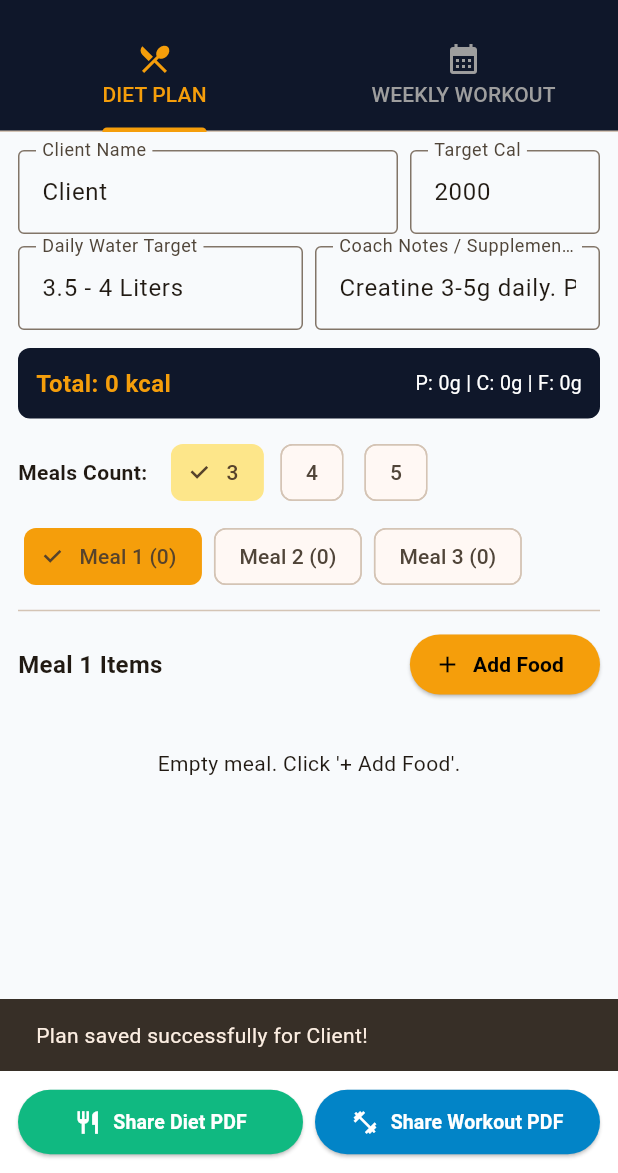
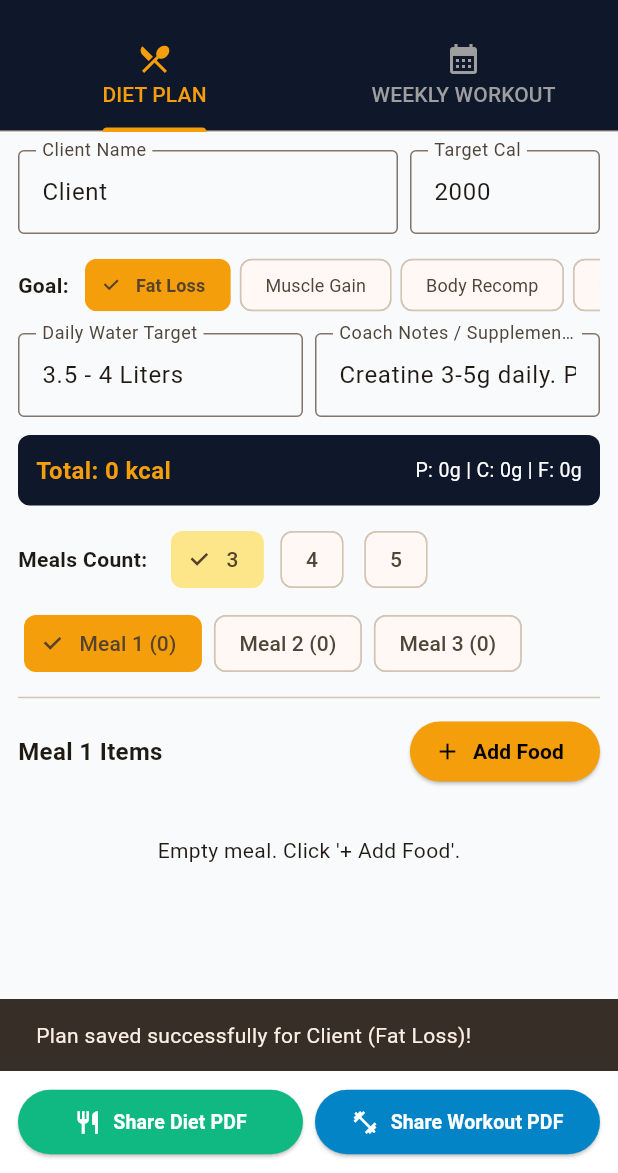
Before and after one commit to Rahul6051276/fitwithRahul-, a Flutter app: the screen it shows after launch, after a tap on the "save" icon, on a phone screen of 412 x 824 dp, the part 63-1236 px from its top. Run offline on Flutter 3.47's test engine with Material 3 defaults, Android fonts, the phone set to English and light mode, and no system bars; our stand-ins replace pdf, share_plus, shared_preferences.

Commit message:
Add fitness goal selection and update client plan

```diff
--- a/lib/planner_screen.dart
+++ b/lib/planner_screen.dart
@@ -18,6 +18,9 @@ class _PlannerScreenState extends State<PlannerScreen> with SingleTickerProvider
   final TextEditingController _targetCalController = TextEditingController(text: "2000");
   final TextEditingController _waterController = TextEditingController(text: "3.5 - 4 Liters");
   final TextEditingController _notesController = TextEditingController(text: "Creatine 3-5g daily. Progressive Overload prioritize karein.");
+
+  String _fitnessGoal = 'Fat Loss';
+  final List<String> _goalsList = ['Fat Loss', 'Muscle Gain', 'Body Recomp', 'Maintenance'];
 
   int _mealsCount = 3;
   int _activeMealIndex = 1;
@@ -58,6 +61,7 @@ class _PlannerScreenState extends State<PlannerScreen> with SingleTickerProvider
 
     final clientPlan = SavedClientPlan(
       clientName: clientName,
+      fitnessGoal: _fitnessGoal,
       targetCalories: double.tryParse(_targetCalController.text) ?? 2000,
       waterIntake: _waterController.text,
       coachNotes: _notesController.text,
@@ -75,7 +79,7 @@ class _PlannerScreenState extends State<PlannerScreen> with SingleTickerProvider
 
     if (mounted) {
       ScaffoldMessenger.of(context).showSnackBar(
-        SnackBar(content: Text("Plan saved successfully for $clientName!")),
+        SnackBar(content: Text("Plan saved successfully for $clientName ($_fitnessGoal)!")),
       );
     }
   }
@@ -116,6 +120,7 @@ class _PlannerScreenState extends State<PlannerScreen> with SingleTickerProvider
                           final saved = SavedClientPlan.fromJson(jsonDecode(raw));
                           setState(() {
                             _clientNameController.text = saved.clientName;
+                            _fitnessGoal = saved.fitnessGoal;
                             _targetCalController.text = saved.targetCalories.toStringAsFixed(0);
                             _waterController.text = saved.waterIntake;
                             _notesController.text = saved.coachNotes;
@@ -134,7 +139,6 @@ class _PlannerScreenState extends State<PlannerScreen> with SingleTickerProvider
     );
   }
 
-  // --- DIALOG: CREATE CUSTOM FOOD DIRECTLY IN APP ---
   void _showCreateFoodDialog(VoidCallback onDone) {
     final nameCtrl = TextEditingController();
     final calCtrl = TextEditingController();
@@ -150,7 +154,7 @@ class _PlannerScreenState extends State<PlannerScreen> with SingleTickerProvider
           child: Column(
             mainAxisSize: MainAxisSize.min,
             children: [
-              TextField(controller: nameCtrl, decoration: const InputDecoration(labelText: "Food Name (e.g. Sattu Drink)")),
+              TextField(controller: nameCtrl, decoration: const InputDecoration(labelText: "Food Name")),
               TextField(controller: calCtrl, keyboardType: TextInputType.number, decoration: const InputDecoration(labelText: "Calories per 100g")),
               TextField(controller: proCtrl, keyboardType: TextInputType.number, decoration: const InputDecoration(labelText: "Protein (g) per 100g")),
               TextField(controller: carbCtrl, keyboardType: TextInputType.number, decoration: const InputDecoration(labelText: "Carbs (g) per 100g")),
@@ -186,7 +190,6 @@ class _PlannerScreenState extends State<PlannerScreen> with SingleTickerProvider
     );
   }
 
-  // --- DIALOG: CREATE CUSTOM EXERCISE DIRECTLY IN APP ---
   void _showCreateExerciseDialog(VoidCallback onDone) {
     final nameCtrl = TextEditingController();
     final setsCtrl = TextEditingController(text: "3");
@@ -486,6 +489,35 @@ class _PlannerScreenState extends State<PlannerScreen> with SingleTickerProvider
                   ),
                 ],
               ),
+              const SizedBox(height: 10),
+              // FITNESS GOAL SELECTOR
+              Row(
+                children: [
+                  const Text("Goal: ", style: TextStyle(fontWeight: FontWeight.bold, fontSize: 14)),
+                  const SizedBox(width: 4),
+                  Expanded(
+                    child: SingleChildScrollView(
+                      scrollDirection: Axis.horizontal,
+                      child: Row(
+                        children: _goalsList.map((g) {
+                          final isSelected = _fitnessGoal == g;
+                          return Padding(
+                            padding: const EdgeInsets.symmetric(horizontal: 3),
+                            child: ChoiceChip(
+                              label: Text(g, style: TextStyle(fontSize: 12, fontWeight: isSelected ? FontWeight.bold : FontWeight.normal)),
+                              selected: isSelected,
+                              selectedColor: const Color(0xFFF59E0B),
+                              onSelected: (val) {
+                                if (val) setState(() => _fitnessGoal = g);
+                              },
+                            ),
+                          );
+                        }).toList(),
+                      ),
+                    ),
+                  ),
+                ],
+              ),
               const SizedBox(height: 8),
               Row(
                 children: [
@@ -578,7 +610,11 @@ class _PlannerScreenState extends State<PlannerScreen> with SingleTickerProvider
                   child: Center(child: Text("Empty meal. Click '+ Add Food'.")),
                 )
               else
-                ...activeMealItems.map((entry) => Card(
+                ...activeMealItems.asMap().entries.map((entryMap) {
+                  final idx = entryMap.key;
+                  final entry = entryMap.value;
+                  return Card(
+                    key: ValueKey('meal_${_activeMealIndex}_item_${entry.food.id}_${entry.quantity}_$idx'),
                     child: Padding(
                       padding: const EdgeInsets.all(8.0),
                       child: Row(
@@ -591,14 +627,17 @@ class _PlannerScreenState extends State<PlannerScreen> with SingleTickerProvider
                               crossAxisAlignment: CrossAxisAlignment.start,
                               children: [
                                 Text(entry.food.name, style: const TextStyle(fontWeight: FontWeight.bold)),
-                                  Text("${entry.totalCalories.toStringAsFixed(0)} kcal (P:${entry.totalProtein.toStringAsFixed(0)}g C:${entry.totalCarbs.toStringAsFixed(0)}g F:${entry.totalFats.toStringAsFixed(0)}g)",
-                                      style: const TextStyle(fontSize: 11, color: Colors.grey)),
+                                Text(
+                                  "${entry.totalCalories.toStringAsFixed(0)} kcal (P:${entry.totalProtein.toStringAsFixed(0)}g C:${entry.totalCarbs.toStringAsFixed(0)}g F:${entry.totalFats.toStringAsFixed(0)}g)",
+                                  style: const TextStyle(fontSize: 11, color: Colors.grey),
+                                ),
                               ],
                             ),
                           ),
                           SizedBox(
-                              width: 50,
+                            width: 55,
                             child: TextFormField(
+                              key: ValueKey('input_${entry.food.id}_${entry.quantity}'),
                               initialValue: entry.quantity.toStringAsFixed(0),
                               keyboardType: TextInputType.number,
                               decoration: const InputDecoration(isDense: true),
@@ -624,7 +663,8 @@ class _PlannerScreenState extends State<PlannerScreen> with SingleTickerProvider
                         ],
                       ),
                     ),
-                    )),
+                  );
+                }),
             ],
           ),
 
@@ -679,7 +719,11 @@ class _PlannerScreenState extends State<PlannerScreen> with SingleTickerProvider
                   ),
                 )
               else
-                ...activeDayWorkouts.map((ex) => Card(
+                ...activeDayWorkouts.asMap().entries.map((entryMap) {
+                  final idx = entryMap.key;
+                  final ex = entryMap.value;
+                  return Card(
+                    key: ValueKey('workout_${_activeWorkoutDay}_${ex.id}_$idx'),
                     child: Padding(
                       padding: const EdgeInsets.all(8.0),
                       child: Row(
@@ -697,6 +741,7 @@ class _PlannerScreenState extends State<PlannerScreen> with SingleTickerProvider
                           SizedBox(
                             width: 45,
                             child: TextFormField(
+                              key: ValueKey('ex_set_${ex.id}_${ex.sets}'),
                               initialValue: ex.sets.toString(),
                               keyboardType: TextInputType.number,
                               decoration: const InputDecoration(labelText: "Sets", isDense: true),
@@ -707,6 +752,7 @@ class _PlannerScreenState extends State<PlannerScreen> with SingleTickerProvider
                           SizedBox(
                             width: 80,
                             child: TextFormField(
+                              key: ValueKey('ex_rep_${ex.id}_${ex.reps}'),
                               initialValue: ex.reps,
                               decoration: const InputDecoration(labelText: "Reps/Dur", isDense: true),
                               onChanged: (v) => ex.reps = v,
@@ -719,7 +765,8 @@ class _PlannerScreenState extends State<PlannerScreen> with SingleTickerProvider
                         ],
                       ),
                     ),
-                    )),
+                  );
+                }),
             ],
           ),
         ],
@@ -740,6 +787,7 @@ class _PlannerScreenState extends State<PlannerScreen> with SingleTickerProvider
                 onPressed: () async {
                   await PdfService.shareDietPdf(
                     clientName: _clientNameController.text.trim().isEmpty ? "Client" : _clientNameController.text.trim(),
+                    fitnessGoal: _fitnessGoal,
                     targetCalories: double.tryParse(_targetCalController.text) ?? 2000,
                     waterTarget: _waterController.text,
                     coachNotes: _notesController.text,
@@ -760,6 +808,7 @@ class _PlannerScreenState extends State<PlannerScreen> with SingleTickerProvider
                 onPressed: () async {
                   await PdfService.shareWorkoutPdf(
                     clientName: _clientNameController.text.trim().isEmpty ? "Client" : _clientNameController.text.trim(),
+                    fitnessGoal: _fitnessGoal,
                     coachNotes: _notesController.text,
                     routine: _weeklyRoutine,
                   );
```
Lines whose indentation alone changed are shown as unchanged.
